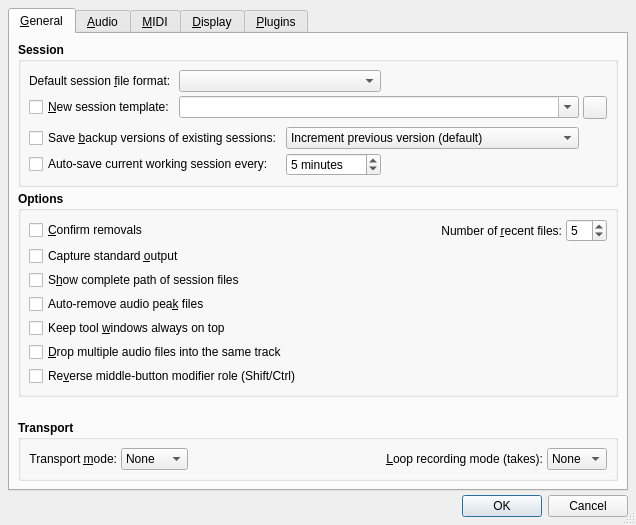
This is src/qtractorOptionsForm.ui in rncbc/qtractor as Qt 5 draws it before an edit. The edited form follows.
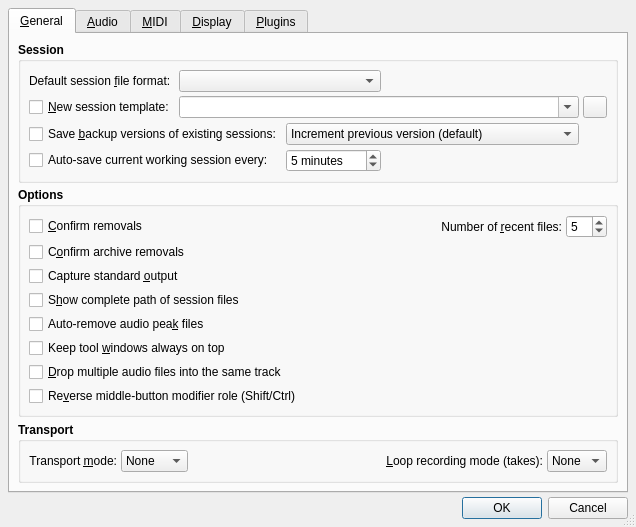
This is the edited form. Icons and pictures are not drawn.

Commit message: - Added this "Don't ask this question again" option to the   zip/archive extrated directory removal warning message.   (EXPERIMENTAL)

```diff
--- a/src/qtractorOptionsForm.ui
+++ b/src/qtractorOptionsForm.ui
@@ -315,6 +315,22 @@
             </property>
            </widget>
           </item>
+          <item row="1" column="0">
+           <widget class="QCheckBox" name="ArchiveRemoveCheckBox">
+            <property name="font">
+             <font>
+              <weight>50</weight>
+              <bold>false</bold>
+             </font>
+            </property>
+            <property name="toolTip">
+             <string>Whether to ask for confirmation on archive directory removal</string>
+            </property>
+            <property name="text">
+             <string>C&amp;onfirm archive removals</string>
+            </property>
+           </widget>
+          </item>
           <item row="0" column="2">
            <widget class="QLabel" name="MaxRecentFilesTextLabel">
             <property name="font">
@@ -362,7 +378,7 @@
             </property>
            </widget>
           </item>
-          <item row="1" column="0">
+          <item row="2" column="0">
            <widget class="QCheckBox" name="StdoutCaptureCheckBox">
             <property name="font">
              <font>
@@ -378,7 +394,7 @@
             </property>
            </widget>
           </item>
-          <item row="2" column="0">
+          <item row="3" column="0">
            <widget class="QCheckBox" name="CompletePathCheckBox">
             <property name="font">
              <font>
@@ -394,20 +410,7 @@
             </property>
            </widget>
           </item>
-          <item row="2" column="1">
-           <spacer>
-            <property name="orientation">
-             <enum>Qt::Horizontal</enum>
-            </property>
-            <property name="sizeHint">
-             <size>
-              <width>20</width>
-              <height>20</height>
-             </size>
-            </property>
-           </spacer>
-          </item>
-          <item row="3" column="0">
+          <item row="4" column="0">
            <widget class="QCheckBox" name="PeakAutoRemoveCheckBox">
             <property name="font">
              <font>
@@ -423,7 +426,7 @@
             </property>
            </widget>
           </item>
-          <item row="4" column="0">
+          <item row="5" column="0">
            <widget class="QCheckBox" name="KeepToolsOnTopCheckBox">
             <property name="font">
              <font>
@@ -439,7 +442,7 @@
             </property>
            </widget>
           </item>
-          <item row="5" column="0">
+          <item row="6" column="0">
            <widget class="QCheckBox" name="TrackViewDropSpanCheckBox">
             <property name="font">
              <font>
@@ -455,7 +458,7 @@
             </property>
            </widget>
           </item>
-          <item row="6" column="0">
+          <item row="7" column="0">
            <widget class="QCheckBox" name="MidButtonModifierCheckBox">
             <property name="font">
              <font>
```
The commit also changes 6 other files.
